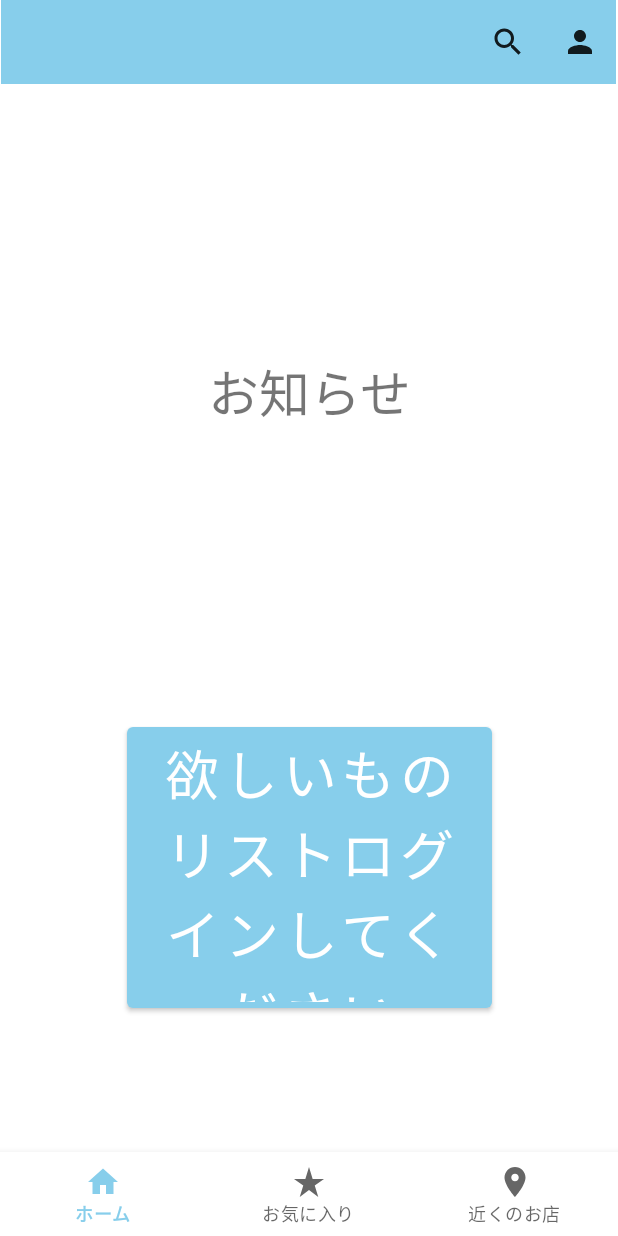
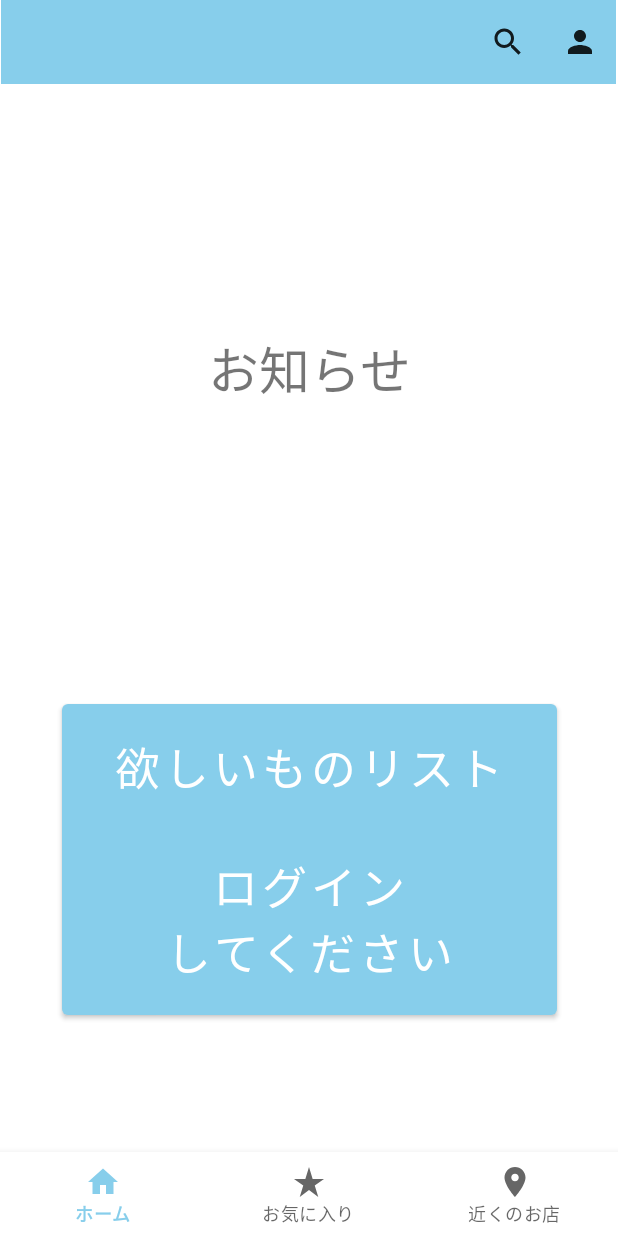
Before and after one commit to x19g001/TheBookUser, an Android app: the screen it shows after launch (MainActivity), on a phone screen of 412 x 824 dp. Run offline under Robolectric (Android 15) with nearby library versions, the phone set to English and light mode, and no system bars; our stand-ins replace navigation-ui; 1 statement that could not run was skipped.

Commit message:
20211214

```diff
--- a/app/src/main/res/layout/fragment_home.xml
+++ b/app/src/main/res/layout/fragment_home.xml
@@ -9,10 +9,10 @@
 
     <Button
         android:id="@+id/home_button"
-        android:layout_width="243dp"
-        android:layout_height="199dp"
+        android:layout_width="330dp"
+        android:layout_height="219dp"
         android:text="@string/roguinsite"
-        android:textSize="36sp"
+        android:textSize="30sp"
         app:layout_constraintBottom_toBottomOf="parent"
         app:layout_constraintEnd_toEndOf="parent"
         app:layout_constraintStart_toStartOf="parent"
--- a/app/src/main/res/values/strings.xml
+++ b/app/src/main/res/values/strings.xml
@@ -4,7 +4,7 @@
     <string name="title_notifications">Notifications</string>
     <string name="osirase">お知らせ</string>
     <string name="favorite">お気に入り</string>
-    <string name="roguinsite">欲しいものリストログインしてください</string>
+    <string name="roguinsite">欲しいものリスト\n\nログイン\nしてください</string>
     <string name="title_home">ホーム</string>
     <string name="title_activity_favorite">FavoriteActivity</string>
     <!-- TODO: Remove or change this placeholder text -->
```
